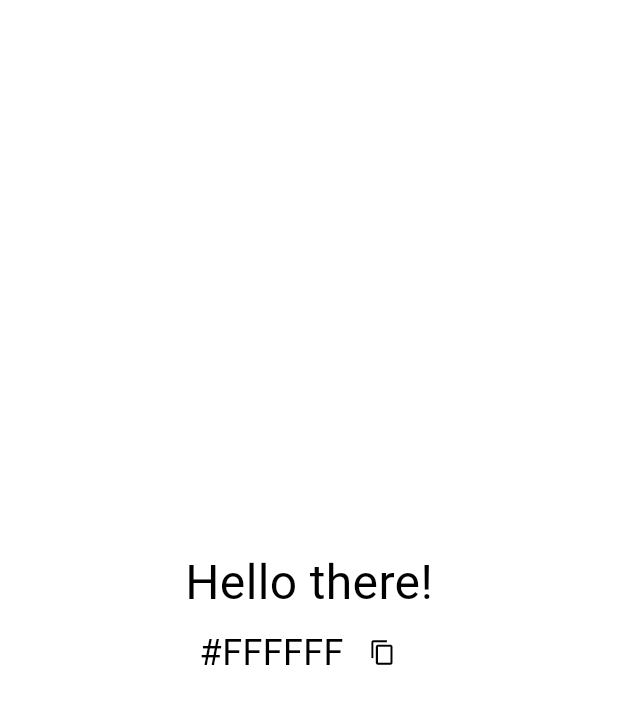
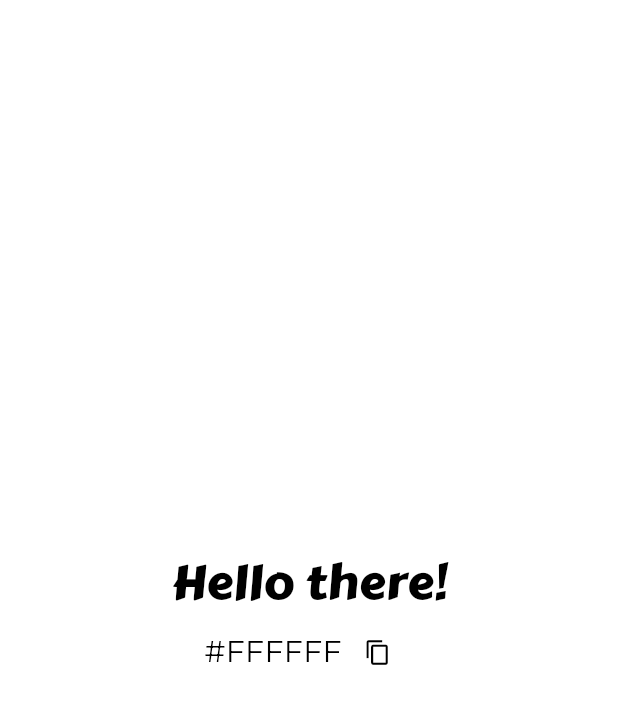
Before and after one commit to DavidFerrs/amazing-colors, a Flutter app: the screen it shows after launch, on a phone screen of 412 x 824 dp. Shown: the top 704 px of the screen. Run offline on Flutter 3.47's test engine with Material 3 defaults, Android fonts, the phone set to English and light mode, and no system bars; project files that could hold a hidden picture were left out.

Commit message:
feat: Add app color and text style definitions
- Define color constants for the application.
- Introduced various text styles using Montserrat and Carter One fonts.

```diff
--- /dev/null
+++ b/lib/app/core/styles/app_colors.dart
@@ -0,0 +1,11 @@
+
+import 'package:flutter/material.dart';
+
+class AppColors {
+  AppColors._();
+
+  /// Theme colors
+  static const Color plainWhite = Colors.white;
+  static const Color plainBlack = Colors.black;
+
+}
--- /dev/null
+++ b/lib/app/core/styles/app_text_styles.dart
@@ -0,0 +1,45 @@
+import 'package:flutter/material.dart';
+
+class AppTextStyle {
+  AppTextStyle._();
+
+  // ---- Montserrat ----
+  static TextStyle get montserratLight => const TextStyle(
+    fontFamily: 'Montserrat',
+    fontSize: 14,
+    fontWeight: FontWeight.w300,
+    fontStyle: FontStyle.normal,
+  );
+  static TextStyle get montserratRegular => const TextStyle(
+    fontFamily: 'Montserrat',
+    fontSize: 14,
+    fontWeight: FontWeight.w400,
+    fontStyle: FontStyle.normal,
+  );
+  static TextStyle get montserratMedium => const TextStyle(
+    fontFamily: 'Montserrat',
+    fontSize: 14,
+    fontWeight: FontWeight.w500,
+    fontStyle: FontStyle.normal,
+  );
+  static TextStyle get montserratSemiBold => const TextStyle(
+    fontFamily: 'Montserrat',
+    fontSize: 14,
+    fontWeight: FontWeight.w600,
+    fontStyle: FontStyle.normal,
+  );
+  static TextStyle get montserratBold => const TextStyle(
+    fontFamily: 'Montserrat',
+    fontSize: 14,
+    fontWeight: FontWeight.w700,
+    fontStyle: FontStyle.normal,
+  );
+
+  // ---- Carter One -----
+  static TextStyle get carterOneRegular => const TextStyle(
+    fontFamily: 'CarterOne',
+    fontSize: 32,
+    fontWeight: FontWeight.w400,
+    fontStyle: FontStyle.normal,
+  );
+}
--- a/lib/app/modules/home/presentation/view/home_page.dart
+++ b/lib/app/modules/home/presentation/view/home_page.dart
@@ -1,5 +1,7 @@
 import 'dart:math';
 
+import 'package:amazing_colors/app/core/styles/app_colors.dart';
+import 'package:amazing_colors/app/core/styles/app_text_styles.dart';
 import 'package:flutter/material.dart';
 import 'package:flutter/services.dart';
 
@@ -11,8 +13,8 @@ class HomePage extends StatefulWidget {
 }
 
 class _HomePageState extends State<HomePage> {
-  final Color _lightTextColor = Colors.white;
-  final Color _blackTextColor = Colors.black;
+  final Color _lightTextColor = AppColors.plainWhite;
+  final Color _blackTextColor = AppColors.plainBlack;
   final double _defaultOpacity = 1;
 
   Color _backgroundColor = Colors.white;
@@ -57,7 +59,9 @@ class _HomePageState extends State<HomePage> {
               children: [
                 Text(
                   'Hello there!',
-                  style: TextStyle(color: _textColor, fontSize: 32),
+                  style: AppTextStyle.carterOneRegular.copyWith(
+                    color: _textColor,
+                  ),
                 ),
                 HexColorDisplayWidget(
                   color: _backgroundColor,
@@ -91,8 +95,8 @@ class HexColorDisplayWidget extends StatelessWidget {
 
   @override
   Widget build(BuildContext context) {
-    final Color lightTextColor = Colors.white;
-    final Color blackTextColor = Colors.black;
+    final Color lightTextColor = AppColors.plainWhite;
+    final Color blackTextColor = AppColors.plainBlack;
 
     // TODO: change to function
     String colorString =
@@ -103,12 +107,11 @@ class HexColorDisplayWidget extends StatelessWidget {
       children: [
         Text(
           colorString,
-          style: TextStyle(
-            fontSize: 24,
+          style: AppTextStyle.montserratRegular.copyWith(
+            fontSize: 20,
             color: isBright ? blackTextColor : lightTextColor,
           ),
         ),
-        const SizedBox(width: 2),
         IconButton(
           icon: Icon(
             Icons.copy,
```
Also changed, not shown: pubspec.yaml (+18 -0 lines), assets/fonts/CarterOne/CarterOne-Regular.ttf (added), assets/fonts/Montserrat/Montserrat-Black.ttf (added), assets/fonts/Montserrat/Montserrat-Bold.ttf (added), assets/fonts/Montserrat/Montserrat-ExtraBold.ttf (added), assets/fonts/Montserrat/Montserrat-ExtraLight.ttf (added), assets/fonts/Montserrat/Montserrat-Light.ttf (added), assets/fonts/Montserrat/Montserrat-Medium.ttf (added), assets/fonts/Montserrat/Montserrat-Regular.ttf (added), assets/fonts/Montserrat/Montserrat-SemiBold.ttf (added), assets/fonts/Montserrat/Montserrat-Thin.ttf (added).
